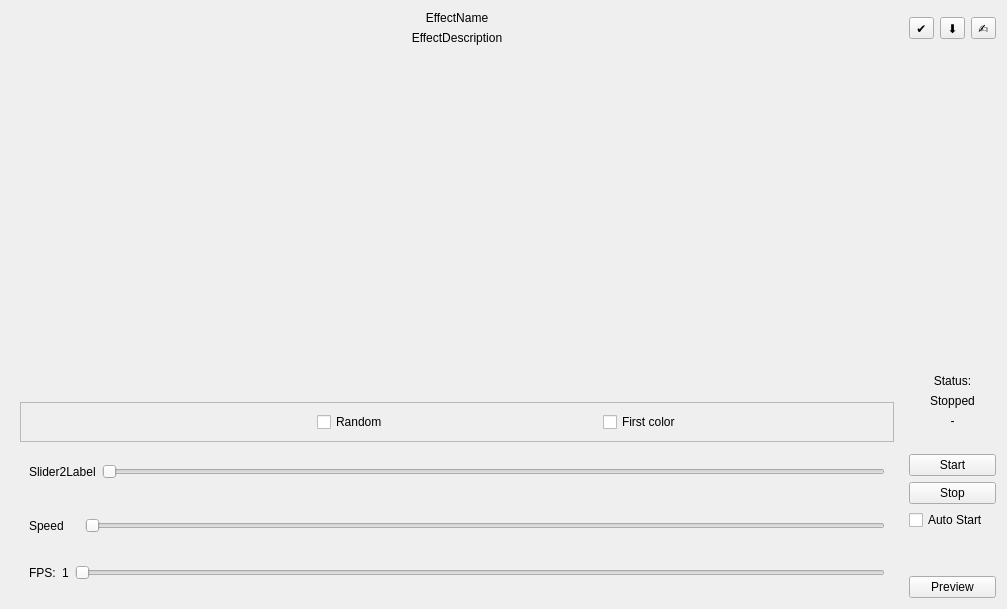
This is OpenRGBEffectPage.ui in DLdota/OpenRGBEffectsPlugin as Qt 5 draws it before an edit. The edited form follows.
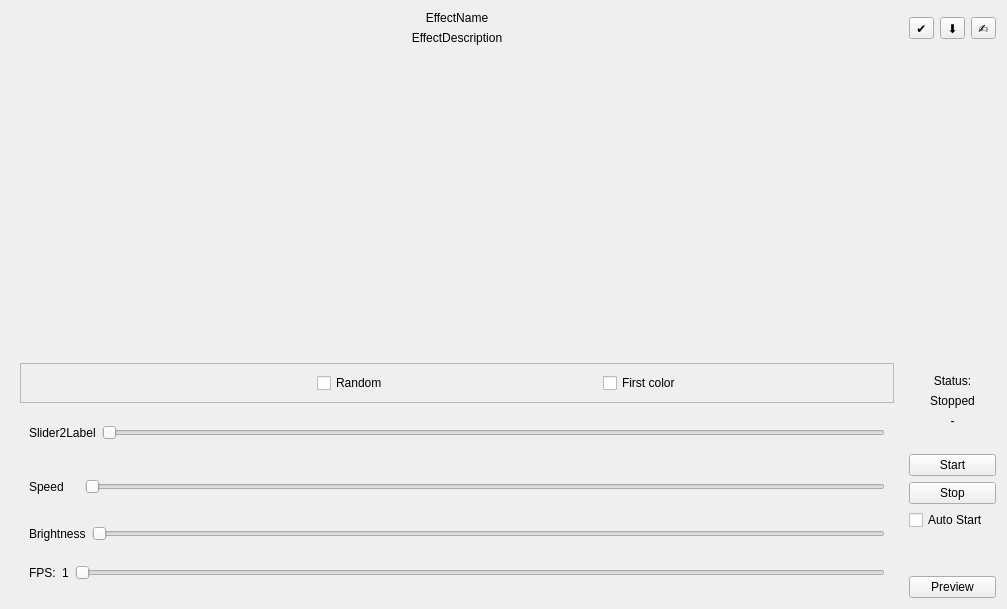
This is the edited form.

Commit message: Add brightness slider to effects

Patch:
```diff
--- a/OpenRGBEffectPage.ui
+++ b/OpenRGBEffectPage.ui
@@ -351,6 +351,35 @@
         </layout>
        </widget>
       </item>
+      <item>
+       <widget class="QFrame" name="frame">
+        <property name="frameShape">
+         <enum>QFrame::NoFrame</enum>
+        </property>
+        <property name="frameShadow">
+         <enum>QFrame::Raised</enum>
+        </property>
+        <layout class="QHBoxLayout" name="horizontalLayout_4">
+         <item>
+          <widget class="QLabel" name="label">
+           <property name="text">
+            <string>Brightness</string>
+           </property>
+          </widget>
+         </item>
+         <item>
+          <widget class="QSlider" name="Brightness_slider">
+           <property name="maximum">
+            <number>100</number>
+           </property>
+           <property name="orientation">
+            <enum>Qt::Horizontal</enum>
+           </property>
+          </widget>
+         </item>
+        </layout>
+       </widget>
+      </item>
       <item>
        <widget class="QFrame" name="FPSFrame">
         <property name="frameShape">
```
Left out of the diff: 238 changed lines with no effect on the pictures. The commit also changes 63 other files.
